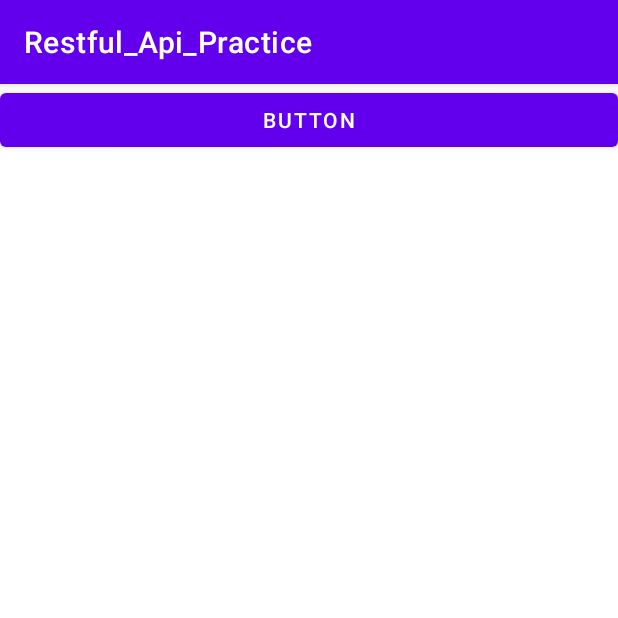
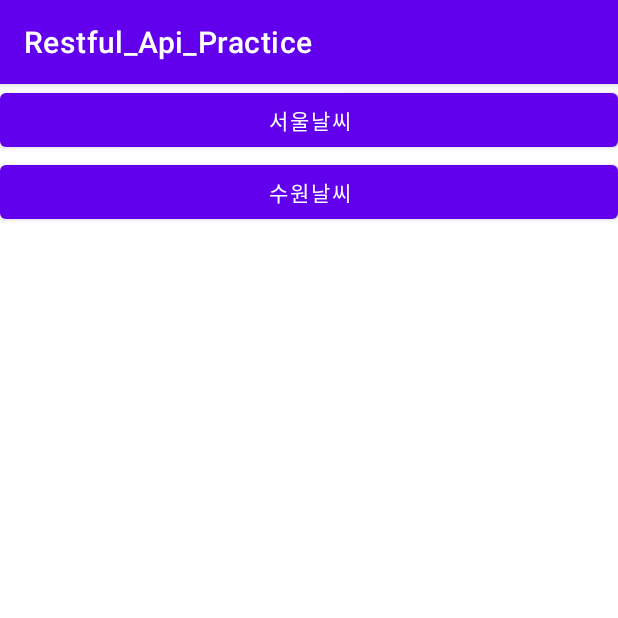
Before and after one commit to KIMHYUNWOO123/restful_api_openweather, an Android app: the screen it shows after launch (MainActivity), on a phone screen of 412 x 824 dp, the top half of it. Run offline under Robolectric (Android 15) with nearby library versions, the phone set to English and light mode, and no system bars.

Commit message:
지역별로 날씨 나타내기

```diff
--- a/app/src/main/res/layout/activity_main.xml
+++ b/app/src/main/res/layout/activity_main.xml
@@ -15,10 +15,15 @@
         >
 
         <Button
-            android:id="@+id/button"
+            android:id="@+id/button_seoul"
             android:layout_width="match_parent"
             android:layout_height="wrap_content"
-            android:text="Button" />
+            android:text="서울날씨" />
+        <Button
+            android:id="@+id/button_suwon"
+            android:layout_width="match_parent"
+            android:layout_height="wrap_content"
+            android:text="수원날씨" />
 
 
         <TextView
```
Also changed, not shown: app/src/main/java/com/example/restful_api_practice/MainActivity.kt (+12 -8 lines).
